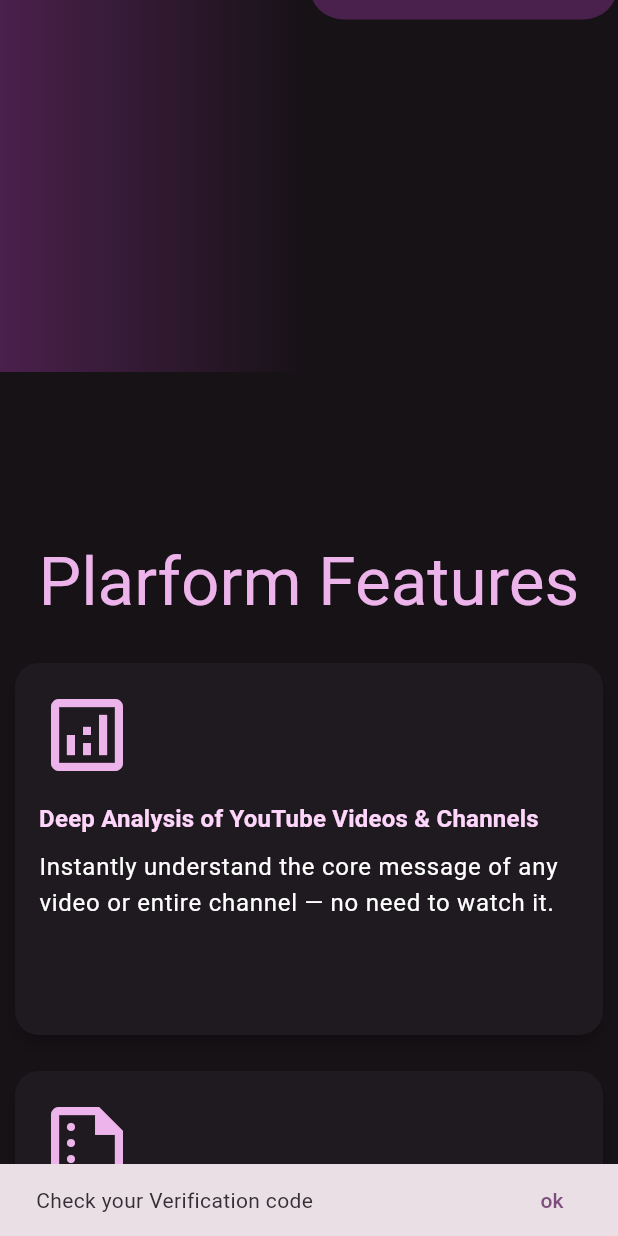
After one commit to Vladus27/youtube-analyzer, a Flutter app: the screen it shows after launch, scrolled down 576 dp, after a tap on "Log In", on a phone screen of 412 x 824 dp. The commit adds this screen. Run offline on Flutter 3.47's test engine with Material 3 defaults, Android fonts, the light colour scheme and no system bars; our stand-ins replace cached_network_image, flutter_dotenv, flutter_markdown, flutter_secure_storage, google_fonts, hive and 1 more; accounts and stored records are empty.

Commit message:
Added features screen + if channel exists

```diff
--- /dev/null
+++ b/youtube_analyzer/lib/features/login_page/platform_features/data/features_data.dart
@@ -0,0 +1,30 @@
+import 'package:flutter/material.dart';
+import 'package:youtube_analyzer/repositories/models/features.dart';
+
+const List<Features> features = [
+  Features(
+    icon: Icons.analytics_outlined,
+    title: 'Deep Analysis of YouTube Videos & Channels',
+    description: 'Instantly understand the core message of any video or entire channel — no need to watch it.',
+  ),
+  Features(
+    icon: Icons.summarize_outlined,
+    title: 'Smart Content Summaries',
+    description: 'Our neural network extracts key points, sentiment, market mentions, asset references, and more.',
+  ),
+  Features(
+    icon: Icons.tune_outlined,
+    title: 'Custom Parameters for Targeted Queries',
+    description: 'Define your own prompts like: “Is Bitcoin mentioned?”, “What’s the sentiment around Tesla stock?”',
+  ),
+  Features(
+    icon: Icons.attach_money_outlined,
+    title: 'Pay-as-you-go Model',
+    description: 'You only pay for what you actually analyze. No subscriptions, no hidden fees — full flexibility.',
+  ),
+  Features(
+    icon: Icons.account_balance_wallet_outlined,
+    title: 'Virtual Wallet System',
+    description: 'Top up your wallet (e.g. with \$10), and the system deducts only what you use — based on token consumption. Full cost transparency and control.',
+  ),
+];
--- /dev/null
+++ b/youtube_analyzer/lib/features/login_page/platform_features/view/platform_features_screen.dart
@@ -0,0 +1,46 @@
+import 'package:flutter/material.dart';
+import 'package:youtube_analyzer/features/login_page/platform_features/data/features_data.dart';
+import 'package:youtube_analyzer/features/login_page/platform_features/widgets/animated_feature_card.dart';
+// import 'package:youtube_analyzer/features/login_page/platform_features/widgets/platform_feature_card_item.dart';
+
+class PlatformFeaturesScreen extends StatelessWidget {
+  const PlatformFeaturesScreen({super.key});
+
+  @override
+  Widget build(BuildContext context) {
+    const featureList = features;
+    final screen = MediaQuery.of(context).size;
+    final theme = Theme.of(context);
+    return SizedBox(
+      height: screen.height * 2,
+      width: screen.width,
+      child: Center(
+        child: Column(
+          mainAxisAlignment: MainAxisAlignment.center,
+          crossAxisAlignment: CrossAxisAlignment.center,
+          children: [
+            Text(
+              'Plarform Features',
+              style: theme.textTheme.displayMedium!
+                  .copyWith(color: theme.colorScheme.primary),
+            ),
+            const SizedBox(
+              height: 24,
+            ),
+            Wrap(
+              alignment: WrapAlignment.center,
+              spacing: 16,
+              runSpacing: 16,
+              children: List.generate(featureList.length, (index) {
+                return AnimatedFeatureCard(
+                  feature: featureList[index],
+                  delay: Duration(milliseconds: 100 * index), // gradual appearance
+                );
+              }),
+            ),
+          ],
+        ),
+      ),
+    );
+  }
+}
--- /dev/null
+++ b/youtube_analyzer/lib/features/login_page/platform_features/widgets/animated_feature_card.dart
@@ -0,0 +1,75 @@
+import 'package:flutter/material.dart';
+import 'package:visibility_detector/visibility_detector.dart';
+import 'package:youtube_analyzer/features/login_page/platform_features/widgets/platform_feature_card_item.dart';
+import 'package:youtube_analyzer/repositories/models/features.dart';
+
+class AnimatedFeatureCard extends StatefulWidget {
+  const AnimatedFeatureCard({
+    super.key,
+    required this.feature,
+    required this.delay,
+  });
+  final Features feature;
+  final Duration delay;
+
+  @override
+  State<AnimatedFeatureCard> createState() => _AnimatedFeatureCardState();
+}
+
+class _AnimatedFeatureCardState extends State<AnimatedFeatureCard>
+    with SingleTickerProviderStateMixin {
+  late AnimationController _controller;
+  late Animation<Offset> _offsetAnimation;
+  late Animation<double> _opacityAnimation;
+  bool _hasAnimated = false;
+  @override
+  void initState() {
+    super.initState();
+
+    _controller = AnimationController(
+      duration: const Duration(milliseconds: 600),
+      vsync: this,
+    );
+
+    _offsetAnimation = Tween<Offset>(
+      begin: const Offset(0.0, 0.2),
+      end: Offset.zero,
+    ).animate(CurvedAnimation(parent: _controller, curve: Curves.easeOut));
+
+    _opacityAnimation = Tween<double>(
+      begin: 0.0,
+      end: 1.0,
+    ).animate(CurvedAnimation(parent: _controller, curve: Curves.easeOut));
+  }
+
+  void _handleVisibility(VisibilityInfo info) {
+    if (!_hasAnimated && info.visibleFraction > 0.2) {
+      _controller.forward();
+      _hasAnimated = true;
+    }
+  }
+
+  @override
+  void dispose() {
+    _controller.dispose();
+    super.dispose();
+  }
+
+  @override
+  Widget build(BuildContext context) {
+    return VisibilityDetector(
+      key: Key('feature-${widget.feature.title}'),
+      onVisibilityChanged: _handleVisibility,
+      child: SlideTransition(
+        position: _offsetAnimation,
+        child: FadeTransition(
+          opacity: _opacityAnimation,
+          child: SizedBox(
+              height: 256,
+              width: 400,
+              child: PlatformFeatureCardItem(feature: widget.feature)),
+        ),
+      ),
+    );
+  }
+}
--- /dev/null
+++ b/youtube_analyzer/lib/features/login_page/platform_features/widgets/platform_feature_card_item.dart
@@ -0,0 +1,44 @@
+import 'package:flutter/material.dart';
+import 'package:youtube_analyzer/repositories/models/features.dart';
+
+class PlatformFeatureCardItem extends StatelessWidget {
+  const PlatformFeatureCardItem({super.key, required this.feature});
+  final Features feature;
+
+  @override
+  Widget build(BuildContext context) {
+    final textTheme = Theme.of(context).textTheme;
+    final colorTheme = Theme.of(context).colorScheme;
+    return Card(
+      elevation: 4,
+      shape: RoundedRectangleBorder(
+        borderRadius: BorderRadius.circular(16),
+      ),
+      child: Padding(
+        padding: const EdgeInsets.all(16),
+        child: Column(
+          crossAxisAlignment: CrossAxisAlignment.start,
+          children: [
+            Icon(
+              feature.icon,
+              size: 64,
+              color: colorTheme.primary,
+            ),
+            const SizedBox(height: 12),
+            Text(
+              feature.title,
+              style: textTheme.titleMedium?.copyWith(
+                  fontWeight: FontWeight.bold,
+                  color: colorTheme.onPrimaryContainer),
+            ),
+            const SizedBox(height: 8),
+            Text(
+              feature.description,
+              style: textTheme.bodyLarge,
+            ),
+          ],
+        ),
+      ),
+    );
+  }
+}
--- a/youtube_analyzer/lib/features/login_page/view/login_page_screen.dart
+++ b/youtube_analyzer/lib/features/login_page/view/login_page_screen.dart
@@ -1,13 +1,22 @@
 import 'package:flutter/material.dart';
+import 'package:youtube_analyzer/features/login_page/platform_features/view/platform_features_screen.dart';
+import 'package:youtube_analyzer/features/login_page/widgets/login_page_group_items.dart';
 import 'package:youtube_analyzer/features/login_page/widgets/widgets.dart';
 
 class LoginPageScreen extends StatelessWidget {
   const LoginPageScreen({super.key});
   @override
   Widget build(BuildContext context) {
+    final screen = MediaQuery.of(context).size;
     return Scaffold(
       backgroundColor: Theme.of(context).colorScheme.surface,
-      body: const Row(
+      body: SingleChildScrollView(
+        child: Column(
+          children: [
+            SizedBox(
+              height: screen.height,
+              width: screen.width,
+              child: const Row(
                 children: [
                   Expanded(
                     flex: 5,
@@ -15,27 +24,14 @@
                   ),
                   Expanded(
                     flex: 5,
-            child: Center(
-              child: SizedBox(
-                height: 500,
-                width: 450,
-                child: Column(
-                  crossAxisAlignment: CrossAxisAlignment.start,
-                  mainAxisAlignment: MainAxisAlignment.center,
-                  children: [
-                    LoginPageHeader(
-                      headerText: 'Let`s Sing Up!',
-                      startText: 'Hey. Enter verification code from  ',
-                      hyperText: 'telegram bot',
-                      endText: '  to get sign in to your account.',
+                    child: LoginPageGroupItems(),
                   ),
-                    LoginPageVerification(titleField: 'Verification code')
                 ],
               ),
             ),
+            const PlatformFeaturesScreen(),
+          ],
         ),
-          ),
-        ],
       ),
     );
   }
--- /dev/null
+++ b/youtube_analyzer/lib/features/login_page/widgets/login_page_group_items.dart
@@ -0,0 +1,30 @@
+import 'package:flutter/material.dart';
+import 'package:youtube_analyzer/features/login_page/widgets/login_page_header.dart';
+import 'package:youtube_analyzer/features/login_page/widgets/login_page_verification.dart';
+
+class LoginPageGroupItems extends StatelessWidget {
+  const LoginPageGroupItems({super.key});
+
+  @override
+  Widget build(BuildContext context) {
+    return const Center(
+      child: SizedBox(
+        height: 500,
+        width: 450,
+        child: Column(
+          crossAxisAlignment: CrossAxisAlignment.start,
+          mainAxisAlignment: MainAxisAlignment.center,
+          children: [
+            LoginPageHeader(
+              headerText: 'Let`s Sing Up!',
+              startText: 'Hey. Enter verification code from  ',
+              hyperText: 'telegram bot',
+              endText: '  to get sign in to your account.',
+            ),
+            LoginPageVerification(titleField: 'Verification code')
+          ],
+        ),
+      ),
+    );
+  }
+}
--- a/youtube_analyzer/lib/features/main_page/view/subscription_channels/adding_channel/view/adding_channel_modal_screen.dart
+++ b/youtube_analyzer/lib/features/main_page/view/subscription_channels/adding_channel/view/adding_channel_modal_screen.dart
@@ -11,8 +11,10 @@
   const AddingChannelModalScreen({
     super.key,
     required this.onAddingChannel,
+    required this.channelsList
   });
   final void Function(SubscriptionChannel channel) onAddingChannel;
+  final List<SubscriptionChannel>channelsList;
 
   @override
   State<AddingChannelModalScreen> createState() =>
@@ -25,13 +27,13 @@
 
   bool isLoading = false;
 
-  void _setDialogAlert() {
+  void _setDialogAlert(String message) {
     showDialog(
       context: context,
       builder: (ctx) => AlertDialog(
         title: const Text("Invalid input"),
         content:
-            const Text("Please make sure a valid channel username was entered"),
+            Text(message),
         actions: [
           TextButton(
             onPressed: () {
@@ -52,9 +54,17 @@
     debugPrint('submit new channel has work. The username: $username');
 
     if (username.isEmpty) {
-      _setDialogAlert();
+      _setDialogAlert('The field is empty. Please enter a username');
       return;
     }
+    bool isExist = widget.channelsList.any((channel)=>channel.username == username);
+    if(isExist){
+      _setDialogAlert('You are already subscribed to this channel');
+      return;
+
+    }
+
+
     if (_formKey.currentState!.validate()) {
       setState(() {
         isLoading = true;
@@ -72,7 +82,7 @@
           showSnackBar(context, 'Channel has been successfully added');
         }
       } else {
-        _setDialogAlert();
+        _setDialogAlert('invalid input');
       }
     }
   }
--- a/youtube_analyzer/lib/features/main_page/view/subscription_channels/view/subscription_channels_screen.dart
+++ b/youtube_analyzer/lib/features/main_page/view/subscription_channels/view/subscription_channels_screen.dart
@@ -42,6 +42,7 @@
   }
 
   void _addChannel(SubscriptionChannel youtuber) {
+
     setState(
       () {
         subscrtiptionYT.add(youtuber);
@@ -77,6 +78,7 @@
                 ),
                 child: AddingChannelModalScreen(
                   onAddingChannel: _addChannel,
+                  channelsList: subscrtiptionYT ,
                 ),
               ),
             ),
--- /dev/null
+++ b/youtube_analyzer/lib/repositories/models/features.dart
@@ -0,0 +1,13 @@
+import 'package:flutter/material.dart';
+
+class Features {
+  const Features({
+    required this.icon,
+    required this.title,
+    required this.description,
+  });
+  final IconData icon;
+  final String title;
+  final String description;
+
+}
--- a/youtube_analyzer/lib/repositories/models/subscription_channel.dart
+++ b/youtube_analyzer/lib/repositories/models/subscription_channel.dart
@@ -5,12 +5,14 @@
   SubscriptionChannel({
     required this.channelID,
     required this.channelTitle,
+    required this.username,
     required this.aiPrompt,
     required this.promptProperties,
     required this.channelImageUrl,
   });
   final String channelID;
   final String channelTitle;
+  final String username;
   final String? aiPrompt;
   final List promptProperties;
   final String channelImageUrl;
@@ -19,6 +21,7 @@
     return SubscriptionChannel(
       channelID: json['id'],
       channelTitle: json['title'],
+      username: json['username'],
       aiPrompt: json['aiPrompt'],
       promptProperties: ['promptProperties'],
       channelImageUrl: json['imageUrl'],
--- a/youtube_analyzer/lib/theme/theme.dart
+++ b/youtube_analyzer/lib/theme/theme.dart
@@ -1,12 +1,13 @@
 import 'package:flutter/material.dart';
 import 'package:google_fonts/google_fonts.dart';
+
 
 ThemeData theme = ThemeData(
   colorScheme: ColorScheme.fromSeed(
     brightness: Brightness.dark,
     seedColor: const Color.fromARGB(255, 118, 0, 131),
   ),
-  textTheme: GoogleFonts.latoTextTheme(
+  textTheme: GoogleFonts.lexendDecaTextTheme(
     const TextTheme(
       bodyLarge: TextStyle(color: Colors.white),
       bodyMedium: TextStyle(color: Colors.white),
--- a/youtube_analyzer/pubspec.yaml
+++ b/youtube_analyzer/pubspec.yaml
@@ -19,6 +19,7 @@
   cached_network_image: ^3.4.1
   url_launcher: ^6.3.1
   url_launcher_web: ^2.1.2
+  visibility_detector: ^0.4.0+2
 
 
 dev_dependencies:
```
Also changed, not shown: youtube_analyzer/lib/features/login_page/widgets/login_page_bg.dart (deleted, +0 -19 lines), youtube_analyzer/lib/temp_test_file.dart (+25 -48 lines), youtube_analyzer/lib/features/login_page/platform_features/view/view.dart (added), youtube_analyzer/pubspec.lock. Lines whose indentation alone changed are shown as unchanged.
